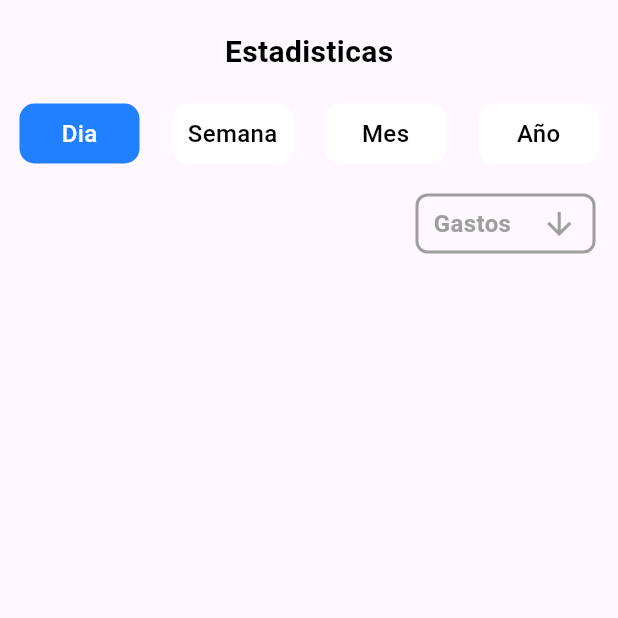
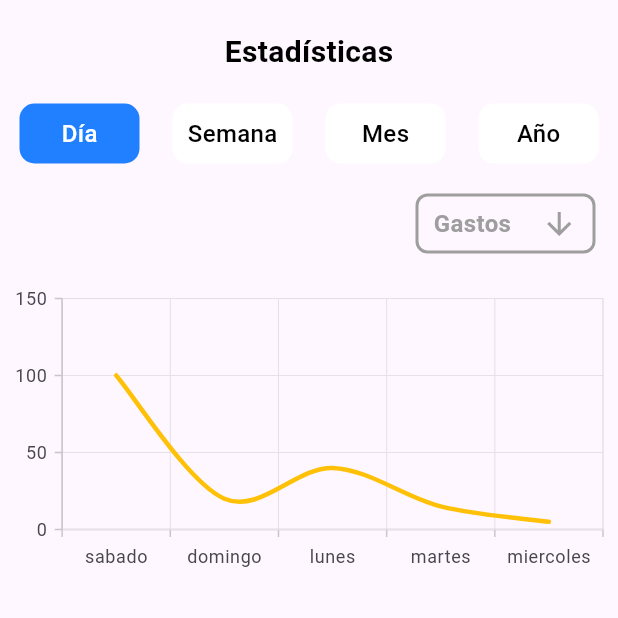
Before and after one commit to JoelSANQ/app, a Flutter app: the screen it shows after launch, on a phone screen of 412 x 824 dp, the top half of it. Run offline on Flutter 3.47's test engine with Material 3 defaults, Android fonts, the phone set to English and light mode, and no system bars; our stand-ins replace syncfusion_flutter_charts.

Commit message:
Chart Completed

```diff
--- a/app/lib/Screens/stadistics.dart
+++ b/app/lib/Screens/stadistics.dart
@@ -1,15 +1,17 @@
+import 'package:app/widget/chart.dart';
 import 'package:flutter/material.dart';
 
 class Stadistics extends StatefulWidget {
   const Stadistics({Key? key}) : super(key: key);
 
   @override
-  State<Stadistics> createState() => _MyWidgetState();
+  State<Stadistics> createState() => _StadisticsState();
 }
 
-class _MyWidgetState extends State<Stadistics> {
-  List day = ['Dia', 'Semana', 'Mes', 'Año'];
+class _StadisticsState extends State<Stadistics> {
+  List<String> day = ['Día', 'Semana', 'Mes', 'Año'];
   int index_color = 0;
+
   @override
   Widget build(BuildContext context) {
     return Scaffold(
@@ -20,11 +22,12 @@ class _MyWidgetState extends State<Stadistics> {
               child: Column(
                 children: [
                   SizedBox(height: 20),
-                  Text('Estadisticas',
+                  Text(
+                    'Estadísticas',
                     style: TextStyle(
                       color: Colors.black,
                       fontSize: 20,
-                  fontWeight: FontWeight.w700
+                      fontWeight: FontWeight.w700,
                     ),
                   ),
                   SizedBox(height: 20),
@@ -32,8 +35,7 @@ class _MyWidgetState extends State<Stadistics> {
                     padding: const EdgeInsets.symmetric(horizontal: 13),
                     child: Row(
                       mainAxisAlignment: MainAxisAlignment.spaceBetween,
-                    children: [
-                      ...List.generate(
+                      children: List.generate(
                         4,
                         (index) {
                           return GestureDetector(
@@ -41,7 +43,6 @@ class _MyWidgetState extends State<Stadistics> {
                               setState(() {
                                 index_color = index;
                               });
-
                             },
                             child: Container(
                               height: 40,
@@ -63,13 +64,11 @@ class _MyWidgetState extends State<Stadistics> {
                                   fontWeight: FontWeight.w500,
                                 ),
                               ),
-
                             ),
                           );
-
-                        })
-                    ],
-                  )
+                        },
+                      ),
+                    ),
                   ),
                   SizedBox(height: 20),
                   Padding(
@@ -80,35 +79,40 @@ class _MyWidgetState extends State<Stadistics> {
                         Container(
                           width: 120,
                           height: 40,
-                        child: Row(
-                          mainAxisAlignment: MainAxisAlignment.spaceAround,
-                          children: [
-                            Text('Gastos',
-                             style: TextStyle(
-                              color: Colors.grey,
-                               fontSize: 16,
-                                fontWeight:  FontWeight.bold),
-                                ),
-                                Icon(
-                                  Icons.arrow_downward_sharp,
-                                color: Colors.grey
-                                ),
-                          ],
-                          ),
                           decoration: BoxDecoration(
                             border: Border.all(
                               color: Colors.grey,
                               width: 2,
                             ),
                             borderRadius: BorderRadius.circular(8),
-                          ) ,
+                          ),
+                          child: Row(
+                            mainAxisAlignment: MainAxisAlignment.spaceAround,
+                            children: [
+                              Text(
+                                'Gastos',
+                                style: TextStyle(
+                                  color: Colors.grey,
+                                  fontSize: 16,
+                                  fontWeight: FontWeight.bold,
+                                ),
+                              ),
+                              Icon(
+                                Icons.arrow_downward_sharp,
+                                color: Colors.grey,
                               ),
                             ],
                           ),
-                  )
+                        ),
                       ],
                     ),
-            )
+                  ),
+                  SizedBox(height: 20),
+                  Chart(),
+                  SizedBox(height: 20)
+                ],
+              ),
+            ),
           ],
         ),
       ),
--- a/app/lib/data/listdata.dart
+++ b/app/lib/data/listdata.dart
@@ -17,7 +17,7 @@ List<money> geter(){
   transferencia .buy = false;
   transferencia .fee = '200';
   transferencia .image ='money_image.png';
-  transferencia .name = 'Transferencia de las pipzas Joaquin';
+  transferencia .name = 'Caliente MX Deposito carrera de perros';
   transferencia .time = 'Marzo 1, 2025';
   money Ps_Store = money();
   Ps_Store.name = 'God Of War Ragnarok';
--- a/app/lib/widget/chart.dart
+++ b/app/lib/widget/chart.dart
@@ -0,0 +1,43 @@
+import 'package:flutter/material.dart';
+import 'package:syncfusion_flutter_charts/charts.dart';
+
+class Chart extends StatefulWidget {
+  const Chart({Key? key}) : super(key: key);
+
+  @override
+  State<Chart> createState() => _ChartState();
+}
+
+class _ChartState extends State<Chart> {
+  @override
+  Widget build(BuildContext context) {
+    return Container(
+      width: double.infinity,
+      height: 200,
+      child: SfCartesianChart(
+        primaryXAxis: CategoryAxis(),
+        series: <SplineSeries<SalesData, String>>[
+          SplineSeries<SalesData, String>(
+            color: Colors.amber,
+            width: 3,
+            dataSource: <SalesData>[
+              SalesData(100, 'sabado'),
+              SalesData(20, 'domingo'),
+              SalesData(40, 'lunes'),
+              SalesData(15, 'martes'),
+              SalesData(5, 'miercoles'),
+            ],
+            xValueMapper: (SalesData sales, _) => sales.year,
+            yValueMapper: (SalesData sales, _) => sales.sales,
+          )
+        ],
+      ),
+    );
+  }
+}
+
+class SalesData {
+  SalesData(this.sales, this.year);
+  final String year;
+  final int sales;
+}
```
Lines whose indentation alone changed are shown as unchanged.
